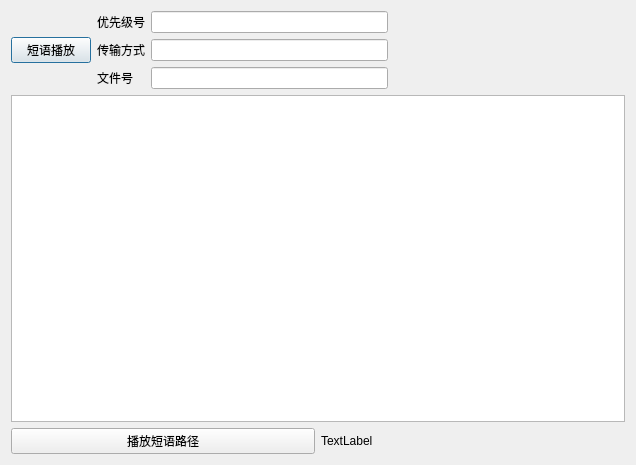
First picture: the form in player.ui, repository ishamo/boom, before the edit.
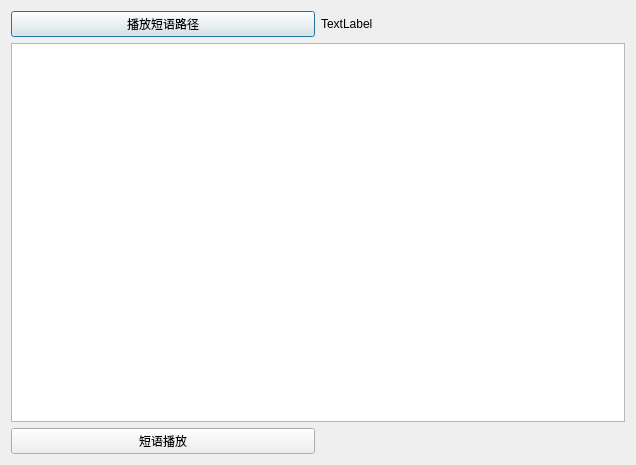
Second picture: the form after the edit.

Diff of the .ui file:
```diff
--- a/player.ui
+++ b/player.ui
@@ -14,76 +14,7 @@
    <string>Dialog</string>
   </property>
   <layout class="QGridLayout" name="gridLayout">
-   <item row="0" column="0" colspan="2">
-    <layout class="QHBoxLayout" name="horizontalLayout_2">
-     <item>
-      <widget class="QPushButton" name="pushButton">
-       <property name="text">
-        <string>短语播放</string>
-       </property>
-      </widget>
-     </item>
-     <item>
-      <layout class="QHBoxLayout" name="horizontalLayout">
-       <item>
-        <layout class="QVBoxLayout" name="verticalLayout">
-         <item>
-          <widget class="QLabel" name="label_2">
-           <property name="text">
-            <string>优先级号</string>
-           </property>
-          </widget>
-         </item>
-         <item>
-          <widget class="QLabel" name="label_3">
-           <property name="text">
-            <string>传输方式</string>
-           </property>
-          </widget>
-         </item>
-         <item>
-          <widget class="QLabel" name="label_4">
-           <property name="text">
-            <string>文件号</string>
-           </property>
-          </widget>
-         </item>
-        </layout>
-       </item>
-       <item>
-        <layout class="QVBoxLayout" name="verticalLayout_2">
-         <item>
-          <widget class="QLineEdit" name="lineEdit"/>
-         </item>
-         <item>
-          <widget class="QLineEdit" name="lineEdit_2"/>
-         </item>
-         <item>
-          <widget class="QLineEdit" name="lineEdit_3"/>
-         </item>
-        </layout>
-       </item>
-       <item>
-        <spacer name="horizontalSpacer">
-         <property name="orientation">
-          <enum>Qt::Horizontal</enum>
-         </property>
-         <property name="sizeHint" stdset="0">
-          <size>
-           <width>160</width>
-           <height>20</height>
-          </size>
-         </property>
-        </spacer>
-       </item>
-      </layout>
-     </item>
-    </layout>
-   </item>
-   <item row="1" column="0" colspan="2">
-    <widget class="QListView" name="listView"/>
-   </item>
-   <item row="2" column="0">
+   <item row="0" column="0">
     <widget class="QPushButton" name="pushButton_2">
      <property name="text">
       <string>播放短语路径</string>
@@ -93,13 +24,23 @@
      </property>
     </widget>
    </item>
-   <item row="2" column="1">
+   <item row="0" column="1">
     <widget class="QLabel" name="label_6">
      <property name="text">
       <string>TextLabel</string>
      </property>
     </widget>
    </item>
+   <item row="1" column="0" colspan="2">
+    <widget class="QListView" name="listView"/>
+   </item>
+   <item row="2" column="0">
+    <widget class="QPushButton" name="pushButton">
+     <property name="text">
+      <string>短语播放</string>
+     </property>
+    </widget>
+   </item>
   </layout>
  </widget>
  <resources/>
```
Left out of the diff: 2 changed lines with no effect on the pictures.
